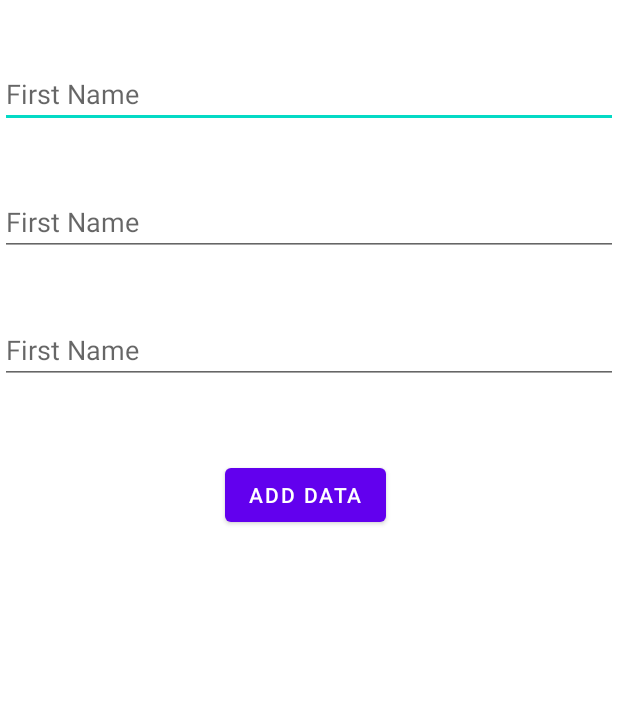
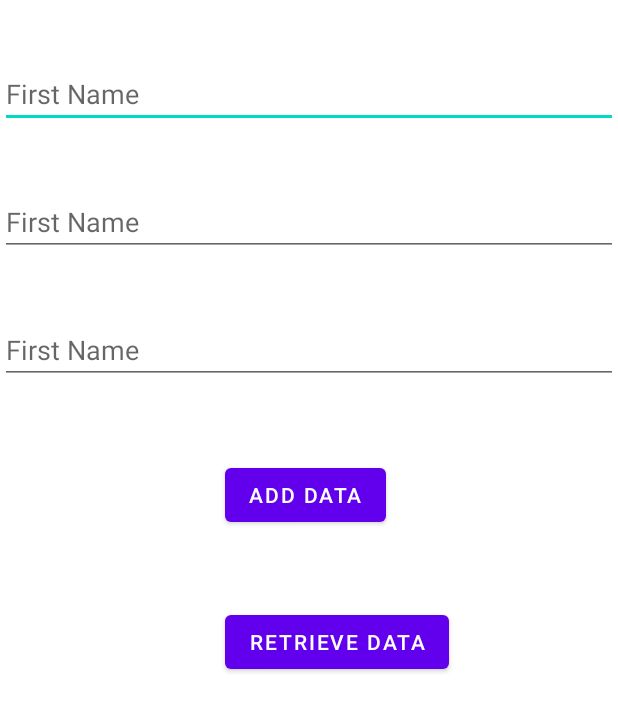
Before and after one commit to abhas1102/DataAddFirestoreApp, an Android app: the layout activity_main.xml on its own in the app's theme, with its tools: preview values and no code run, on a phone screen of 412 x 824 dp. Shown: the top 711 px of the screen. Run offline under Robolectric (Android 15) with nearby library versions, the phone set to English and light mode, and no system bars.

Commit message:
Retrieved data from firestore

```diff
--- a/app/src/main/java/com/example/dataupdatefirebaseapp/Person.kt
+++ b/app/src/main/java/com/example/dataupdatefirebaseapp/Person.kt
@@ -1,7 +1,7 @@
 package com.example.dataupdatefirebaseapp
 
 class Person (
-    var firstName:String,
-    var lastName:String,
-    var age:Int
+    var firstName:String = "",
+    var lastName:String = "",
+    var age:Int = -1
         )
--- a/app/src/main/res/layout/activity_main.xml
+++ b/app/src/main/res/layout/activity_main.xml
@@ -44,4 +44,25 @@
         app:layout_constraintTop_toBottomOf="@+id/et_age" />
 
 
+    <Button
+        android:id="@+id/button1"
+        android:layout_width="wrap_content"
+        android:layout_height="wrap_content"
+        android:layout_marginStart="150dp"
+        android:layout_marginTop="50dp"
+        android:text="Retrieve Data"
+        app:layout_constraintStart_toStartOf="parent"
+        app:layout_constraintTop_toBottomOf="@+id/button" />
+
+    <TextView
+        android:id="@+id/tvPersons"
+        android:layout_width="wrap_content"
+        android:layout_height="wrap_content"
+        android:layout_marginTop="40dp"
+        android:textSize="16sp"
+        app:layout_constraintStart_toStartOf="parent"
+        app:layout_constraintTop_toBottomOf="@+id/button1" />
+
+
+
 </androidx.constraintlayout.widget.ConstraintLayout>
```
Also changed, not shown: app/src/main/java/com/example/dataupdatefirebaseapp/MainActivity.kt (+28 -0 lines).
